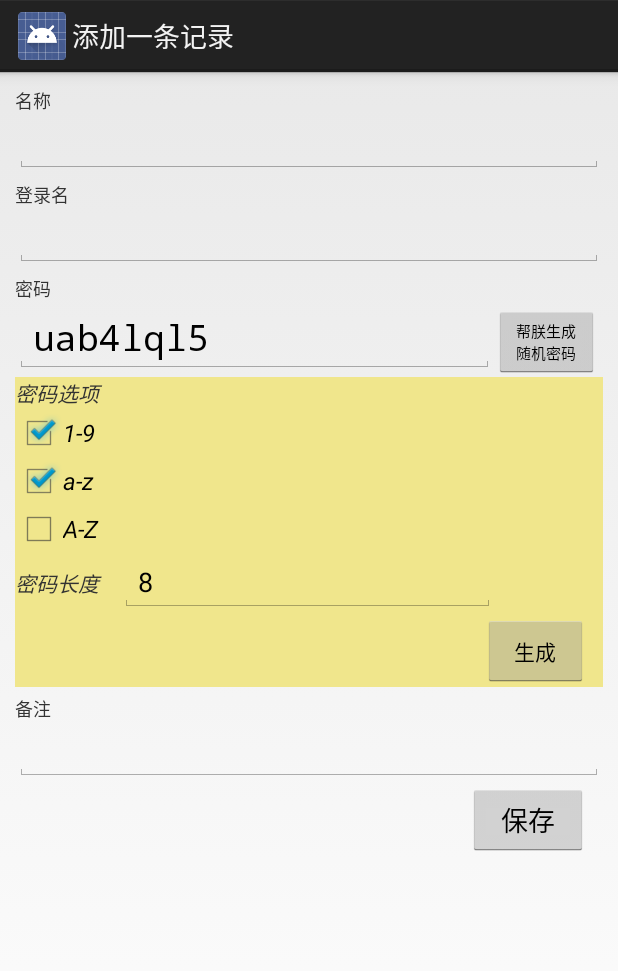
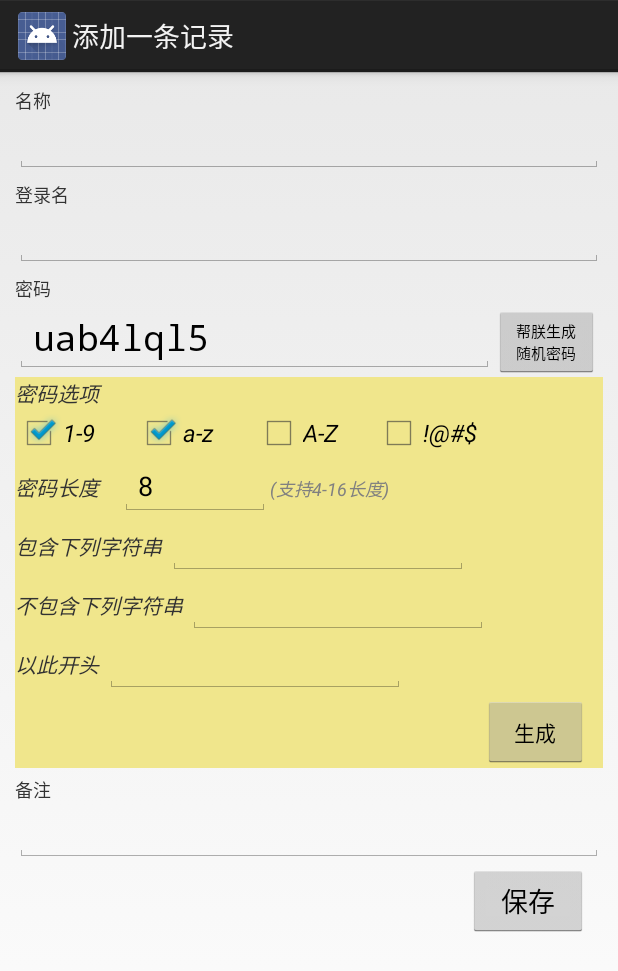
Before and after one commit to benyaiba/Mr.Keep, an Android app: the AddRecordActivity screen opened directly, with no data from a screen before it, after a tap on "生成", on a phone screen of 412 x 824 dp. Shown: the top 971 px of the screen. Run offline under Robolectric (Android 15) with nearby library versions, the phone set to English and light mode, and no system bars; 1 other tap on this screen came first.

Commit message:
密码选项中增加“包含”“除外”“以..开头” #17

```diff
--- a/app/src/main/AndroidManifest.xml
+++ b/app/src/main/AndroidManifest.xml
@@ -2,7 +2,7 @@
 <manifest xmlns:android="http://schemas.android.com/apk/res/android"
     package="com.yaiba.keep"
     android:versionCode="0162"
-    android:versionName="0.1.8.1" >
+    android:versionName="0.1.8.2" >
 	<!--versionName=A.B.C.D versionCode=C-->
     <uses-sdk />
 		<uses-permission android:name="android.permission.WRITE_EXTERNAL_STORAGE" />
--- a/app/src/main/java/com/yaiba/keep/AddRecordActivity.java
+++ b/app/src/main/java/com/yaiba/keep/AddRecordActivity.java
@@ -22,9 +22,15 @@ public class AddRecordActivity extends Activity {
 	private EditText Remark;
 	private EditText PasswordLength;
 
+	private EditText PasswordContain;
+	private EditText PasswordNotContain;
+	private EditText PasswordIndex;
+
+
 	private CheckBox CheckboxUseNum;
 	private CheckBox CheckboxUseWordLowcase;
 	private CheckBox CheckboxUseWordUpcase;
+	private CheckBox CheckboxUseSymbol;
 
 	private LinearLayout passwordOption;
 
@@ -92,6 +98,7 @@ public class AddRecordActivity extends Activity {
 				Boolean isNumChecked = false;
 				Boolean isUseWordLowcaseChecked = false;
 				Boolean isUseWordUpcaseChecked = false;
+				Boolean isUseSymbolChecked = false;
 
 				CheckboxUseNum=(CheckBox)findViewById(R.id.checkbox_use_num);
 				if(CheckboxUseNum.isChecked()){
@@ -108,6 +115,11 @@ public class AddRecordActivity extends Activity {
 					isUseWordUpcaseChecked = true;
 				}
 
+				CheckboxUseSymbol=(CheckBox)findViewById(R.id.checkbox_use_symbol);
+				if(CheckboxUseSymbol.isChecked()){
+					isUseSymbolChecked = true;
+				}
+
 				PasswordLength=(EditText)findViewById(R.id.txt_password_length);
 
 				if(PasswordLength.getText().toString().isEmpty() || Integer.parseInt(PasswordLength.getText().toString()) <=4){
@@ -118,8 +130,26 @@ public class AddRecordActivity extends Activity {
 					PasswordLengthString = Integer.parseInt(PasswordLength.getText().toString());
 				}
 
+
+				String PasswordContainStr = ((EditText)findViewById(R.id.txt_contain)).getText().toString();
+				String PasswordNotContainStr = ((EditText)findViewById(R.id.txt_not_contain)).getText().toString();
+				String PasswordIndexStr = ((EditText)findViewById(R.id.txt_index)).getText().toString();
+
+				//PasswordContain=(EditText)findViewById(R.id.txt_contain);
+				//PasswordNotContain=(EditText)findViewById(R.id.txt_not_contain);
+				//PasswordIndex=(EditText)findViewById(R.id.txt_index);
+
+
 				PassWordCreate createNewPassword = new PassWordCreate();
-				setPassword = createNewPassword.getRandomString(PasswordLengthString, isNumChecked, isUseWordLowcaseChecked, isUseWordUpcaseChecked);
+				setPassword = createNewPassword.getRandomString(
+						PasswordLengthString,
+						isNumChecked,
+						isUseWordLowcaseChecked,
+						isUseWordUpcaseChecked,
+						isUseSymbolChecked,
+						PasswordContainStr,
+						PasswordNotContainStr,
+						PasswordIndexStr);
 
 				PasswordValue = (EditText) findViewById(R.id.word_value);
 				PasswordValue.setText(setPassword);
--- a/app/src/main/java/com/yaiba/keep/PassWordCreate.java
+++ b/app/src/main/java/com/yaiba/keep/PassWordCreate.java
@@ -13,12 +13,21 @@ public class PassWordCreate {
      * @return
      */
 
-    public static String getRandomString(int len,Boolean isNumChecked,Boolean isUseLowCaseChecked,Boolean isUseUpCaseChecked) { //length表示生成字符串的长度
+    public  String getRandomString(
+            int len,
+            Boolean isNumChecked,
+            Boolean isUseLowCaseChecked,
+            Boolean isUseUpCaseChecked,
+            Boolean isUseSymbolChecked,
+            String PasswordContainStr,
+            String PasswordNotContainStr,
+            String PasswordIndexStr) { //length表示生成字符串的长度
 
         String base = "";
         String numBase = "0123456789";
         String lowCaseWordBase = "qwertyuiopasdfghjklzxcvbnm";
         String upCaseWordBase = "QWERTYUIOPASDFGHJKLZXCVBNM";
+        String symbolBase = "!@#$";
 
         if(isNumChecked){
             base = base +  numBase;
@@ -32,6 +41,41 @@ public class PassWordCreate {
             base = base +  upCaseWordBase;
         }
 
+        if(isUseSymbolChecked){
+            base = base +  symbolBase;
+        }
+
+        if(!PasswordContainStr.isEmpty()){
+            base = base +  PasswordContainStr;
+        }
+
+        if(!PasswordNotContainStr.isEmpty()){
+             for (int x = 0; x < PasswordNotContainStr.length(); x++) {
+                  base = base.replaceAll(PasswordNotContainStr.charAt(x)+"", "");
+              }
+        }
+
+        if(!PasswordIndexStr.isEmpty()){
+            int indexlen = PasswordIndexStr.length();
+            if(len - indexlen > 0){
+                return PasswordIndexStr + CreatePassword(len-indexlen,base);
+            }
+
+            if(len - indexlen == 0){
+                return PasswordIndexStr;
+            }
+
+            if(len - indexlen < 0){
+                return PasswordIndexStr.substring(0,len);
+            }
+        }
+
+        return CreatePassword(len,base);
+
+    }
+
+    public String CreatePassword(int len, String base){
+
         Random random = new Random();
         StringBuffer sb = new StringBuffer();
         for (int i = 0; i < len; i++) {
@@ -39,6 +83,7 @@ public class PassWordCreate {
             sb.append(base.charAt(number));
         }
         return sb.toString();
+
     }
 
 }
--- a/app/src/main/res/layout/activity_add_record.xml
+++ b/app/src/main/res/layout/activity_add_record.xml
@@ -93,9 +93,14 @@
                      android:textStyle="normal|italic"
                      android:text="密码选项" />
 
+                     <!--第一排三个复选按钮，水平布局-->
+                     <LinearLayout android:orientation="horizontal"
+                         android:layout_width="fill_parent"
+                         android:layout_height="fill_parent"
+                         android:weightSum="1">
                          <CheckBox
                              android:id="@+id/checkbox_use_num"
-                     android:layout_width="180dp"
+                             android:layout_width="80dp"
                              android:layout_height="wrap_content"
                              android:textStyle="normal|italic"
                              android:checked="true"
@@ -103,7 +108,7 @@
 
                          <CheckBox
                              android:id="@+id/checkbox_use_word_lowcase"
-                     android:layout_width="180dp"
+                             android:layout_width="80dp"
                              android:layout_height="wrap_content"
                              android:textStyle="normal|italic"
                              android:checked="true"
@@ -111,10 +116,18 @@
 
                          <CheckBox
                              android:id="@+id/checkbox_use_word_upcase"
-                     android:layout_width="180dp"
+                             android:layout_width="80dp"
                              android:layout_height="wrap_content"
                              android:textStyle="normal|italic"
                              android:text="A-Z"  />
+
+                         <CheckBox
+                             android:id="@+id/checkbox_use_symbol"
+                             android:layout_width="80dp"
+                             android:layout_height="wrap_content"
+                             android:textStyle="normal|italic"
+                             android:text="!@#$"  />
+                      </LinearLayout>
 
 
                  <!--生成密码扩展中的密码长度设置，左右布局-->
@@ -132,7 +145,7 @@
 
                      <EditText
                          android:id="@+id/txt_password_length"
-                         android:layout_width="250dp"
+                         android:layout_width="100dp"
                          android:layout_height="wrap_content"
                          android:text="8"
                          android:digits="1234567890"
@@ -140,7 +153,80 @@
                          android:maxLength="5"
                          android:ems="10" />
 
+                     <TextView
+                         android:layout_width="90dp"
+                         android:layout_height="wrap_content"
+                         android:text="(支持4-16长度)"
+                         android:textColor="?android:attr/textColorHint"
+                         android:textSize="12dp"
+                         android:textStyle="normal|italic" />
                  </LinearLayout>
+
+
+                 <!--包涵下列字符串，左右布局-->
+                 <LinearLayout android:orientation="horizontal"
+                     android:layout_width="fill_parent"
+                     android:layout_height="fill_parent"
+                     android:background="@color/khaki"
+                     android:weightSum="1">
+                     <TextView
+                         android:layout_width="102dp"
+                         android:layout_height="wrap_content"
+                         android:textStyle="normal|italic"
+                         android:text="包含下列字符串" />
+
+                     <EditText
+                         android:id="@+id/txt_contain"
+                         android:layout_width="200dp"
+                         android:layout_height="wrap_content"
+                         android:text=""
+                         android:maxLength="16"
+                         android:ems="10" />
+                 </LinearLayout>
+
+                 <!--不包涵下列字符串，左右布局-->
+                 <LinearLayout android:orientation="horizontal"
+                     android:layout_width="fill_parent"
+                     android:layout_height="fill_parent"
+                     android:background="@color/khaki"
+                     android:weightSum="1">
+                     <TextView
+                         android:layout_width="115dp"
+                         android:layout_height="wrap_content"
+                         android:textStyle="normal|italic"
+                         android:text="不包含下列字符串" />
+
+                     <EditText
+                         android:id="@+id/txt_not_contain"
+                         android:layout_width="200dp"
+                         android:layout_height="wrap_content"
+                         android:text=""
+                         android:maxLength="16"
+                         android:ems="10" />
+                 </LinearLayout>
+
+                 <!--以此开头，左右布局-->
+                 <LinearLayout android:orientation="horizontal"
+                     android:layout_width="fill_parent"
+                     android:layout_height="fill_parent"
+                     android:background="@color/khaki"
+                     android:weightSum="1">
+                     <TextView
+                         android:layout_width="60dp"
+                         android:layout_height="wrap_content"
+                         android:textStyle="normal|italic"
+                         android:text="以此开头" />
+
+                     <EditText
+                         android:id="@+id/txt_index"
+                         android:layout_width="200dp"
+                         android:layout_height="wrap_content"
+                         android:text=""
+                         android:maxLength="16"
+                         android:ems="10" />
+                 </LinearLayout>
+
+
 
 
 
--- a/app/src/main/res/values/color.xml
+++ b/app/src/main/res/values/color.xml
@@ -61,8 +61,8 @@
     <color name="goldenrod">#DAA520</color><!--金麒麟色 -->
     <color name="orchid">#DA70D6</color><!--淡紫色 -->
     <color name="thistle">#D8BFD8</color><!--蓟色 -->
-    <color name="lightgray">#D3D3D3</color><!--亮灰色 -->
-    <color name="lightgrey">#D3D3D3</color><!--亮灰色 -->
+    <color name="lightgray">#d3d3d3</color><!--亮灰色 -->
+    <color name="lightgrey">#d3d3d3</color><!--亮灰色 -->
     <color name="tan">#D2B48C</color><!--茶色 -->
     <color name="chocolate">#D2691E</color><!--巧可力色 -->
     <color name="peru">#CD853F</color><!--秘鲁色 -->
--- a/app/src/main/res/values/strings.xml
+++ b/app/src/main/res/values/strings.xml
@@ -18,12 +18,13 @@
     <string name="reg">注册</string>
 
     <string name="what_updated">
-        0.1.8.1\n详情画面更换密码显示的字体 #16
+        0.1.8.2\n密码选项中增加“包含”“除外”“以..开头” #17
+\n\n0.1.8.1\n详情画面更换密码显示的字体 #16
 \n\n0.1.8.0\n增加“生成随机密码”辅助
-        \n\n0.1.7.0\n未加密的备份文件存留提示
-        \n\n0.1.6.9\n#7 #8 #10 #11 #12 #13 #14 问题修正
-        \n\n0.1.6.2\n完善注册和登陆画面的用户体验\n调整“备份与恢复”页面布局和使用流程\release时包名动态取得
-        \n\n0.1.6.1\n调整“备份与恢复”页面布局和使用流程
+\n\n0.1.7.0\n未加密的备份文件存留提示
+\n\n0.1.6.9\n#7 #8 #10 #11 #12 #13 #14 问题修正
+\n\n0.1.6.2\n完善注册和登陆画面的用户体验\n调整“备份与恢复”页面布局和使用流程\release时包名动态取得
+\n\n0.1.6.1\n调整“备份与恢复”页面布局和使用流程
     </string>
     <string name="partners">\@石头大风吹</string>
     <string name="about_keep">
```
Lines whose indentation alone changed are shown as unchanged.
